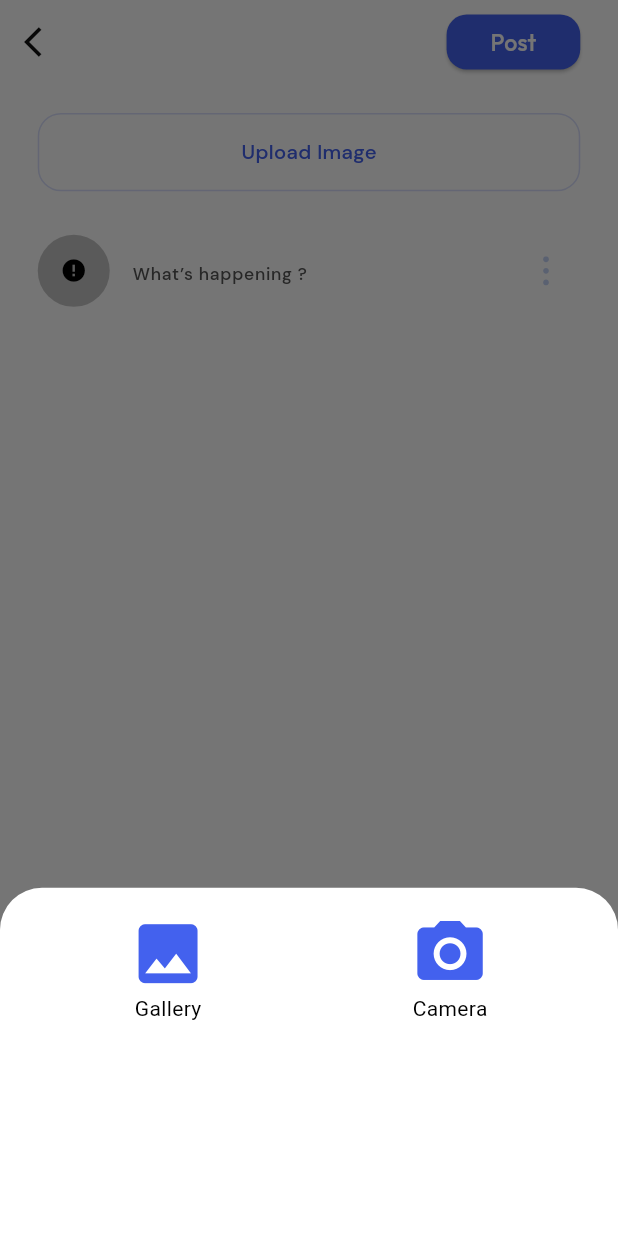
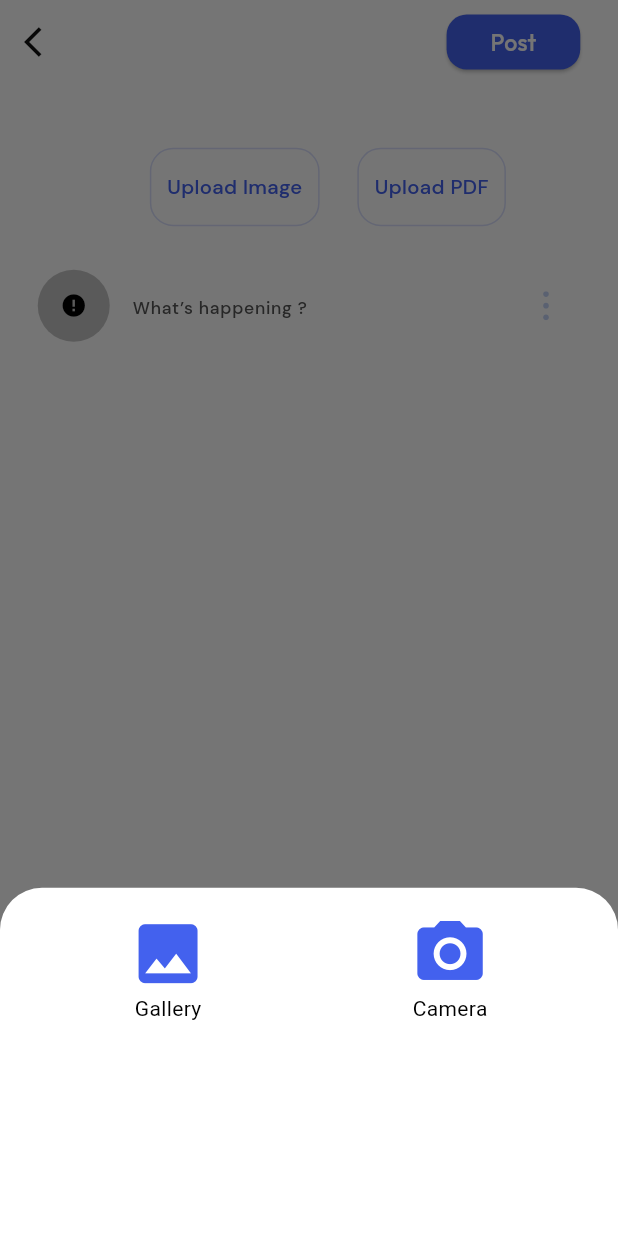
Before and after one commit to alfayej55/Jobless, a Flutter app: the FeelingPostScreen screen opened by its route, after a tap on "Upload Image", on a phone screen of 412 x 824 dp. Run offline on Flutter 3.47's test engine with Material 3 defaults, Android fonts, the light colour scheme and no system bars; drawn by our look-alikes of cached_network_image; our stand-ins replace animated_notch_bottom_bar, file_picker, flutter_chat_bubble, flutter_screenutil, flutter_spinkit, flutter_svg and 9 more; missing offline and left inert: dart:ffi; accounts and stored records are empty; network calls fail.

Commit message:
pdf upload

```diff
--- a/lib/controllers/create_post_controller.dart
+++ b/lib/controllers/create_post_controller.dart
@@ -1,9 +1,11 @@
 
 import 'dart:io';
 
+import 'package:file_picker/file_picker.dart';
 import 'package:flutter/material.dart';
 import 'package:get/get.dart';
 import 'package:image_picker/image_picker.dart';
+import 'package:path/path.dart';
 
 
 class CreatePostController extends GetxController{
@@ -11,6 +13,124 @@ class CreatePostController extends GetxController{
 
   File? selectedIMage;
   var imagePath=''.obs;
+  var fileName=''.obs;
+  var type=''.obs;
+
+  var selectedFiles = <File>[].obs;  // Observable list of selected files
+  var selectedFilePaths = <String>[].obs;
+
+  // var selectedFilePath = ''.obs;
+  // File? selectedFile;
+
+
+  // Future<void> pickFile() async {
+  //   try {
+  //     // Let the user pick multiple files (images or PDFs)
+  //     FilePickerResult? result = await FilePicker.platform.pickFiles(
+  //       allowMultiple: true,  // Allows selecting multiple files
+  //       type: FileType.custom,
+  //       allowedExtensions: ['jpg', 'jpeg', 'png', 'pdf'],
+  //     );
+  //
+  //     if (result != null && result.files.isNotEmpty) {
+  //       selectedFiles.clear();  // Clear previous selection
+  //       selectedFilePaths.clear();  // Clear previous file paths
+  //
+  //       for (PlatformFile file in result.files) {
+  //         if (file.path != null) {
+  //           File selectedFile = File(file.path!);
+  //           selectedFiles.add(selectedFile);  // Add file to the list
+  //           selectedFilePaths.add(selectedFile.path);  // Add file path to the list
+  //           String fileExtension = extension(selectedFile.path).toLowerCase();
+  //           if (fileExtension == '.pdf') {
+  //             print("Selected PDF: ${selectedFile.path}");
+  //             // Handle PDF specific logic here
+  //           } else if (fileExtension == '.jpg' || fileExtension == '.jpeg' || fileExtension == '.png') {
+  //             print("Selected Image: ${selectedFile.path}");
+  //             // Handle image-specific logic here
+  //           } else {
+  //             print("Unsupported file type selected.");
+  //           }
+  //         }
+  //
+  //         print('Total File>>>${selectedFilePaths}');
+  //       }
+  //
+  //       // Optionally, you can call an upload function here for the selected files
+  //       // uploadFiles(selectedFiles);
+  //
+  //     } else {
+  //       print("No files selected.");
+  //     }
+  //   } catch (e) {
+  //     print("Error selecting files: $e");
+  //   }
+  // }
+
+
+
+
+  // Future<void> pickFile() async {
+  //   try {
+  //     // Let the user pick image or PDF
+  //     FilePickerResult? result = await FilePicker.platform.pickFiles(
+  //       type: FileType.custom,
+  //       allowedExtensions: ['jpg', 'jpeg', 'png', 'pdf'],
+  //     );
+  //
+  //     if (result != null && result.files.single.path != null) {
+  //       selectedIMage = File(result.files.single.path!);
+  //       imagePath.value = selectedIMage!.path;
+  //
+  //       String fileExtension = extension(selectedIMage!.path).toLowerCase();
+  //
+  //       if (fileExtension == '.pdf') {
+  //         print("Selected PDF: ${imagePath.value}");
+  //         // Handle PDF specific logic here
+  //       } else if (fileExtension == '.jpg' || fileExtension == '.jpeg' || fileExtension == '.png') {
+  //         print("Selected Image: ${imagePath.value}");
+  //         // Handle image specific logic here
+  //       } else {
+  //         print("Unsupported file type selected.");
+  //       }
+  //
+  //       // You can call an upload function if needed
+  //       // uploadFile(selectedFile!);
+  //
+  //     } else {
+  //       print("No file selected.");
+  //     }
+  //   } catch (e) {
+  //     print("Error selecting file: $e");
+  //   }
+  // }
+
+
+  Future<void> pickPDF() async {
+    try {
+      // Let the user pick a PDF file
+      FilePickerResult? result = await FilePicker.platform.pickFiles(
+        type: FileType.custom,
+        allowedExtensions: ['pdf'],  // Only allows PDF files
+      );
+
+      if (result != null && result.files.single.path != null) {
+        selectedIMage = File(result.files.single.path!);
+        imagePath.value = selectedIMage!.path;
+        fileName.value = basename(selectedIMage!.path);
+        type.value='pdf';
+        update();
+
+        print("Selected PDF: ${fileName.value}");
+        // Handle PDF specific logic here, such as uploading the PDF file
+
+      } else {
+        print("No PDF file selected.");
+      }
+    } catch (e) {
+      print("Error picking PDF file: $e");
+    }
+  }
 
 
 
@@ -19,6 +139,7 @@ class CreatePostController extends GetxController{
     if (returnImage == null) return;
     selectedIMage = File(returnImage.path);
     imagePath.value=selectedIMage!.path;
+     type.value='image';
     //  image = File(returnImage.path).readAsBytesSync();
     update();
     print('ImagesPath:${imagePath}');
--- a/lib/service/socket_maneger.dart
+++ b/lib/service/socket_maneger.dart
@@ -7,15 +7,12 @@ import 'package:socket_io_client/socket_io_client.dart';
 
 
 
-
-
 ///<------------------------- Socket Class ---------------->
 class SocketApi {
   // Factory constructor to return the same static instance every time you create an object.
   factory SocketApi() {
     return _socketApi;
   }
-
   // An internal private constructor to access it only once for the static instance of the class.
   SocketApi._internal();
 
@@ -67,8 +64,8 @@ class SocketApi {
     return completer.future;
   }
 
+
   ///<------------------------- Send Message ---------------->
-
   static emit(String event, dynamic body) {
     if (body != null) {
       socket.emit(event, body);
--- a/lib/views/screen/Home/feeling_post_screen.dart
+++ b/lib/views/screen/Home/feeling_post_screen.dart
@@ -63,20 +63,10 @@ class _FeelingPostScreenState extends State<FeelingPostScreen> {
 
       body: SingleChildScrollView(
 
-        child: Column(
+        child:Obx(()=> Column(
           children: [
-
-
-
             SizedBox(height: 20.h,),
-
-           Obx(()=> InkWell(
-             onTap: (){
-               showImagePickerOption(context);
-             },
-             child: Padding(
-               padding:  EdgeInsets.symmetric(horizontal: 24.w),
-               child:_createPostCtrl.imagePath.isNotEmpty? Container(
+          _createPostCtrl.type.value=='image'?  Container(
               height: 200.h,
               decoration: BoxDecoration(
                 borderRadius: BorderRadius.circular(12.r),
@@ -87,18 +77,71 @@ class _FeelingPostScreenState extends State<FeelingPostScreen> {
                 ),fit: BoxFit.fill ),
               ),
 
-               ): Container(
+            ):_createPostCtrl.type.value=='pdf'?
+              Row(
+                mainAxisAlignment: MainAxisAlignment.center,
+                children: [
+                  Container(
+                    height: 35.h,
+                    width: 35.w,
+                    decoration: BoxDecoration(
+                      borderRadius: BorderRadius.circular(5),
+                      border: Border.all(color: AppColors.primaryColor)
+                    ),
+                    child: Center(
+                      child: Text('Pdf',style: AppStyles.h4(color: AppColors.primaryColor),),
+
+                    ),
+                  ),
+                  SizedBox(width: 15.w,),
+                  Text('${_createPostCtrl.fileName}',style: AppStyles.h3(),),
+                ],
+              ):Container(),
+
+
+             SizedBox(height: 24.h,),
+             Row(
+             mainAxisAlignment: MainAxisAlignment.center,
+             children: [
+               InkWell(
+                 onTap: (){
+                   showImagePickerOption(context);
+                 },
+                 child: Padding(
+                   padding:  EdgeInsets.symmetric(horizontal: 24.w),
+                   child: Container(
                      height:54.h,
-                 width: double.infinity,
                      decoration:BoxDecoration(
                          borderRadius: BorderRadius.circular(16.r),
                          border: Border.all(color: AppColors.primaryColor.withOpacity(0.2))
 
                      ),
+                     child: Padding(
+                       padding:  EdgeInsets.only(left: 10.w,right: 10.w),
                        child: Center(child: Text('Upload Image',style: AppStyles.h5(color: AppColors.primaryColor),)),
                      ),
                    ),
-           ),),
+                 ),
+               ),
+               InkWell(
+                 onTap: (){
+                   _createPostCtrl.pickPDF();
+                 },
+                 child: Container(
+                   height:54.h,
+                   decoration:BoxDecoration(
+                       borderRadius: BorderRadius.circular(16.r),
+                       border: Border.all(color: AppColors.primaryColor.withOpacity(0.2))
+
+                   ),
+                   child: Center(child: Padding(
+                     padding:  EdgeInsets.only(left: 10.w,right: 10.w),
+                     child: Text('Upload PDF',style: AppStyles.h5(color: AppColors.primaryColor),),
+                   )),
+                 ),
+               ),
+             ],
+           ),
 
             SizedBox(height: 30.h,),
             Padding(
@@ -149,8 +192,8 @@ class _FeelingPostScreenState extends State<FeelingPostScreen> {
               )),
 
           ],
-        ),
-      ),
+        )
+      )),
     );
   }
 
@@ -220,8 +263,6 @@ class _FeelingPostScreenState extends State<FeelingPostScreen> {
 
 
 
-
-
   showImagePickerOption(BuildContext context) {
     showModalBottomSheet(
       // backgroundColor: AppColors.AppBgColor,
@@ -238,6 +279,7 @@ class _FeelingPostScreenState extends State<FeelingPostScreen> {
                   Expanded(
                     child: InkWell(
                       onTap: () {
+
                        _createPostCtrl.pickImageFromCamera(ImageSource.gallery);
                       },
                       child: SizedBox(
--- a/lib/views/screen/Message/edit_group_info_screen.dart
+++ b/lib/views/screen/Message/edit_group_info_screen.dart
@@ -102,9 +102,6 @@ class EditMessageGroupScreen extends StatelessWidget {
                 hintText: 'Group Name',
                 contentPaddingVertical: 15.h,
                 controller:nameCtrl),
-
-
-
             /// Create Button
 
             SizedBox(height: 55.h,),
--- a/pubspec.yaml
+++ b/pubspec.yaml
@@ -54,6 +54,7 @@ dependencies:
   grouped_list: ^5.1.2
   flutter_chat_bubble: ^2.0.2
   socket_io_client: ^2.0.3+1
+  file_picker: ^8.1.2
 
 dev_dependencies:
   flutter_test:
```
Also changed, not shown: lib/views/screen/Home/home_screen.dart (+11 -6 lines), pubspec.lock. Lines whose indentation alone changed are shown as unchanged.
